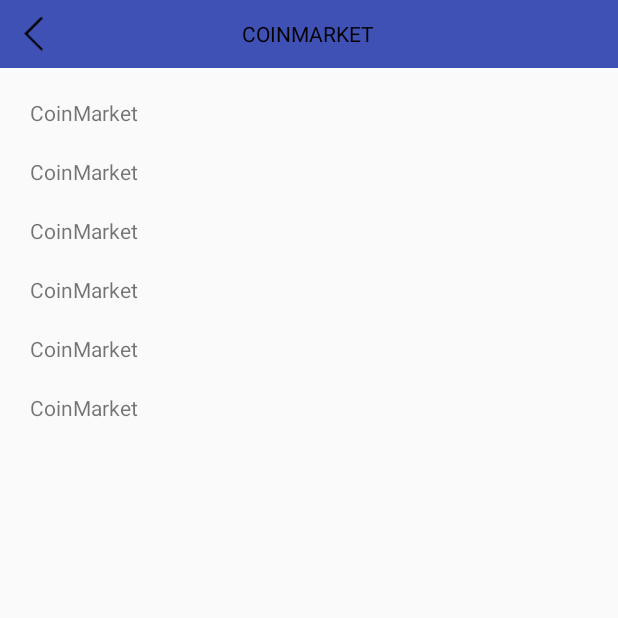
After one commit to dvdinh307/CoinMarket, an Android app: the SpecificCurrencyActivity screen opened directly, with no data from a screen before it, on a phone screen of 412 x 824 dp, the top half of it. The commit adds this screen. Run offline under Robolectric (Android 15) with nearby library versions, the phone set to English and light mode, and no system bars; our stand-ins replace ButterKnife, Volley; 1 statement that could not run was skipped.

Commit message:
dinhdv commit coin

```diff
--- a/app/src/main/AndroidManifest.xml
+++ b/app/src/main/AndroidManifest.xml
@@ -36,6 +36,7 @@
                 android:name="android.app.searchable"
                 android:resource="@xml/searchable" />
         </activity>
+        <activity android:name=".controller.SpecificCurrencyActivity" />
 
         <provider
             android:name="midas.coinmarket.view.SuggestionProvider"
--- /dev/null
+++ b/app/src/main/java/midas/coinmarket/controller/SpecificCurrencyActivity.java
@@ -0,0 +1,85 @@
+package midas.coinmarket.controller;
+
+import android.os.Bundle;
+import android.view.View;
+import android.widget.TextView;
+
+import com.android.volley.Request;
+
+import org.json.JSONException;
+import org.json.JSONObject;
+
+import java.util.HashMap;
+
+import butterknife.BindView;
+import butterknife.OnClick;
+import midas.coinmarket.R;
+import midas.coinmarket.controller.dialog.LoadingDialog;
+import midas.coinmarket.model.CoinObject;
+import midas.coinmarket.utils.AppConstants;
+import midas.coinmarket.utils.BaseActivity;
+import midas.coinmarket.utils.RequestDataUtils;
+
+public class SpecificCurrencyActivity extends BaseActivity {
+    @BindView(R.id.tv_name)
+    TextView mTvName;
+    private String mId;
+
+    @Override
+    public int getLayoutId() {
+        return R.layout.activity_specific_currency;
+    }
+
+    @Override
+    public void initFunction() {
+        Bundle bundle = getIntent().getExtras();
+        if (bundle != null)
+            mId = bundle.getString(AppConstants.INTENT.DATA, "");
+        if (mId.length() > 0)
+            getData(mId, "EUR");
+    }
+
+    private void getData(String id, final String otherCurrency) {
+        LoadingDialog.getDialog(SpecificCurrencyActivity.this).show();
+        final HashMap<String, String> params = new HashMap<>();
+        params.put(AppConstants.KEY_PARAMS.CONVERT.toString(), otherCurrency);
+        RequestDataUtils.requestData(Request.Method.GET, AppConstants.PATH_URL.CURRENCY_DETAIL.toString() + "/" + id + "/", params, new RequestDataUtils.onResult() {
+            @Override
+            public void onSuccess(JSONObject object) {
+                try {
+                    JSONObject data = object.getJSONObject(AppConstants.KEY_PARAMS.DATA.toString());
+                    if (data.length() > 0) {
+                        CoinObject coinObject = CoinObject.parserData(data, otherCurrency);
+                        loadDataToView(coinObject);
+                    }
+                } catch (JSONException e) {
+                    e.printStackTrace();
+                }
+                LoadingDialog.getDialog(SpecificCurrencyActivity.this).dismiss();
+            }
+
+            @Override
+            public void onFail(int error) {
+                LoadingDialog.getDialog(SpecificCurrencyActivity.this).dismiss();
+            }
+        });
+    }
+//    symbol: "BTC",
+//    website_slug: "bitcoin",
+//    rank: 1,
+//    circulating_supply: 17144887,
+//    total_supply: 17144887,
+//    max_supply: 21000000,
+    private void loadDataToView(CoinObject coin) {
+        mTvName.setText(coin.getName());
+    }
+
+    @OnClick({R.id.imv_back})
+    public void OnClick(View view) {
+        switch (view.getId()) {
+            case R.id.imv_back:
+                finish();
+                break;
+        }
+    }
+}
--- a/app/src/main/java/midas/coinmarket/utils/AppConstants.java
+++ b/app/src/main/java/midas/coinmarket/utils/AppConstants.java
@@ -12,6 +12,10 @@ public class AppConstants {
 
     public static class STATUS_REQUEST {
         public static int REQUEST_ERROR = 0;
+    }
+
+    public static class INTENT {
+        public static String DATA = "DATA";
     }
 
     public enum KEY_PARAMS {
@@ -61,6 +65,7 @@ public class AppConstants {
         //active cryptocurrency
         LIST_CRYTOCURRENCY("listings"),
         LIST_TICKER("ticker/"),
+        CURRENCY_DETAIL("ticker/"),
         MESSAGE("message");
 
         private String mName;
--- /dev/null
+++ b/app/src/main/res/layout/activity_specific_currency.xml
@@ -0,0 +1,81 @@
+<?xml version="1.0" encoding="utf-8"?>
+<android.support.constraint.ConstraintLayout xmlns:android="http://schemas.android.com/apk/res/android"
+    xmlns:app="http://schemas.android.com/apk/res-auto"
+    android:layout_width="match_parent"
+    android:layout_height="match_parent">
+
+    <RelativeLayout
+        android:id="@+id/rl_action_bar"
+        android:layout_width="match_parent"
+        android:layout_height="@dimen/height_action_bar"
+        android:background="@color/colorPrimary">
+
+        <ImageView
+            android:id="@+id/imv_back"
+            android:layout_width="@dimen/value_45dp"
+            android:layout_height="@dimen/value_45dp"
+            android:padding="@dimen/value_10dp"
+            android:src="@mipmap/ic_back" />
+
+        <TextView
+            android:id="@+id/tv_name"
+            android:layout_width="wrap_content"
+            android:layout_height="wrap_content"
+            android:layout_centerInParent="true"
+            android:text="@string/app_name"
+            android:textAllCaps="true"
+            android:textColor="@android:color/black" />
+    </RelativeLayout>
+
+
+    <LinearLayout
+        android:layout_width="match_parent"
+        android:layout_height="wrap_content"
+        android:layout_margin="@dimen/value_10dp"
+        android:orientation="vertical"
+        app:layout_constraintTop_toBottomOf="@id/rl_action_bar">
+
+        <TextView
+            android:id="@+id/tv_symbol"
+            android:layout_width="wrap_content"
+            android:layout_height="wrap_content"
+            android:padding="@dimen/value_10dp"
+            android:text="@string/app_name" />
+
+        <TextView
+            android:id="@+id/tv_website"
+            android:layout_width="wrap_content"
+            android:layout_height="wrap_content"
+            android:padding="@dimen/value_10dp"
+            android:text="@string/app_name" />
+
+        <TextView
+            android:id="@+id/tv_rank"
+            android:layout_width="wrap_content"
+            android:layout_height="wrap_content"
+            android:padding="@dimen/value_10dp"
+            android:text="@string/app_name" />
+
+        <TextView
+            android:id="@+id/tv_circulating_supply"
+            android:layout_width="wrap_content"
+            android:layout_height="wrap_content"
+            android:padding="@dimen/value_10dp"
+            android:text="@string/app_name" />
+
+        <TextView
+            android:id="@+id/tv_total_supply"
+            android:layout_width="wrap_content"
+            android:layout_height="wrap_content"
+            android:padding="@dimen/value_10dp"
+            android:text="@string/app_name" />
+
+        <TextView
+            android:id="@+id/tv_max_supply"
+            android:layout_width="wrap_content"
+            android:layout_height="wrap_content"
+            android:padding="@dimen/value_10dp"
+            android:text="@string/app_name" />
+
+    </LinearLayout>
+</android.support.constraint.ConstraintLayout>
--- a/app/src/main/res/values/dimens.xml
+++ b/app/src/main/res/values/dimens.xml
@@ -10,4 +10,6 @@
     <dimen name="value_20dp">20dp</dimen>
     <dimen name="height_action_bar">45dp</dimen>
     <dimen name="value_8dp">8dp</dimen>
+    <dimen name="value_45dp">45dp</dimen>
+    <dimen name="value_12dp">12dp</dimen>
 </resources>
```
Also changed, not shown: app/src/main/java/midas/coinmarket/controller/MainActivity.java (+81 -99 lines), app/src/main/java/midas/coinmarket/controller/dialog/LoadingDialog.java (added, +47 -0 lines), app/src/main/java/midas/coinmarket/view/LoadingView.java (added, +30 -0 lines), app/src/main/java/midas/coinmarket/view/adapter/CryptocurrentcyAdapter.java (added, +69 -0 lines), app/src/main/res/layout/activity_main.xml (+40 -10 lines), app/src/main/res/layout/item_cryptocurrency.xml (added, +21 -0 lines), app/src/main/res/mipmap-xxhdpi/ic_back.png (added), app/src/main/res/mipmap-xxhdpi/ic_coin.png (added), app/src/main/res/mipmap-xxhdpi/ic_three_dot.png (added).
